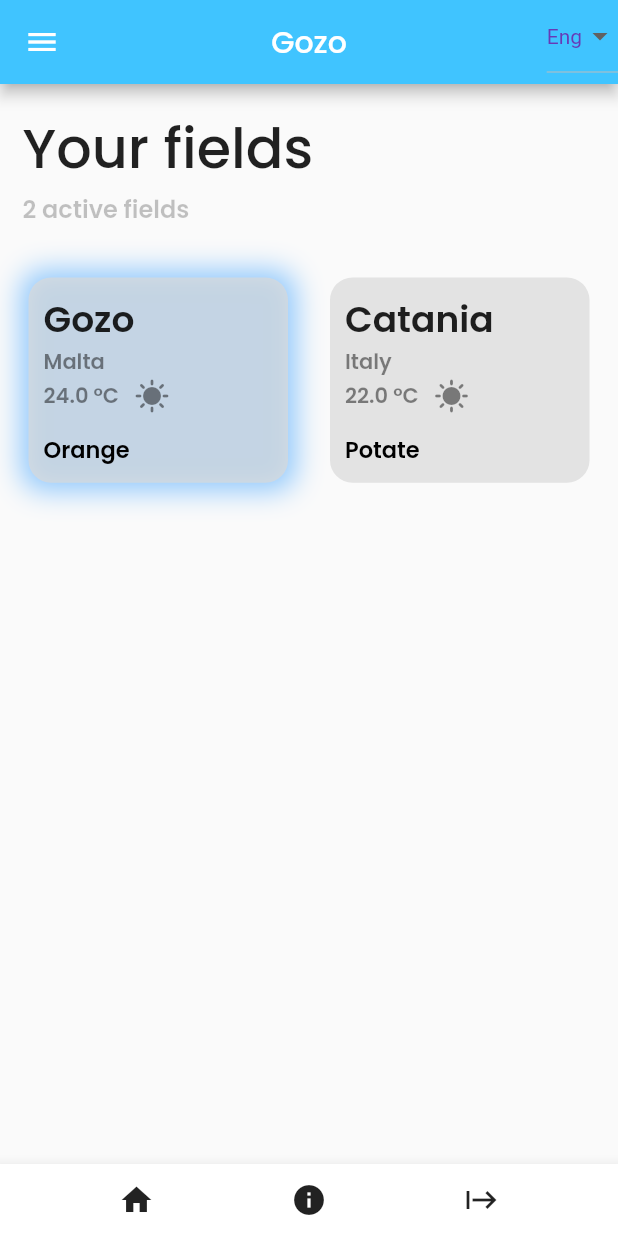
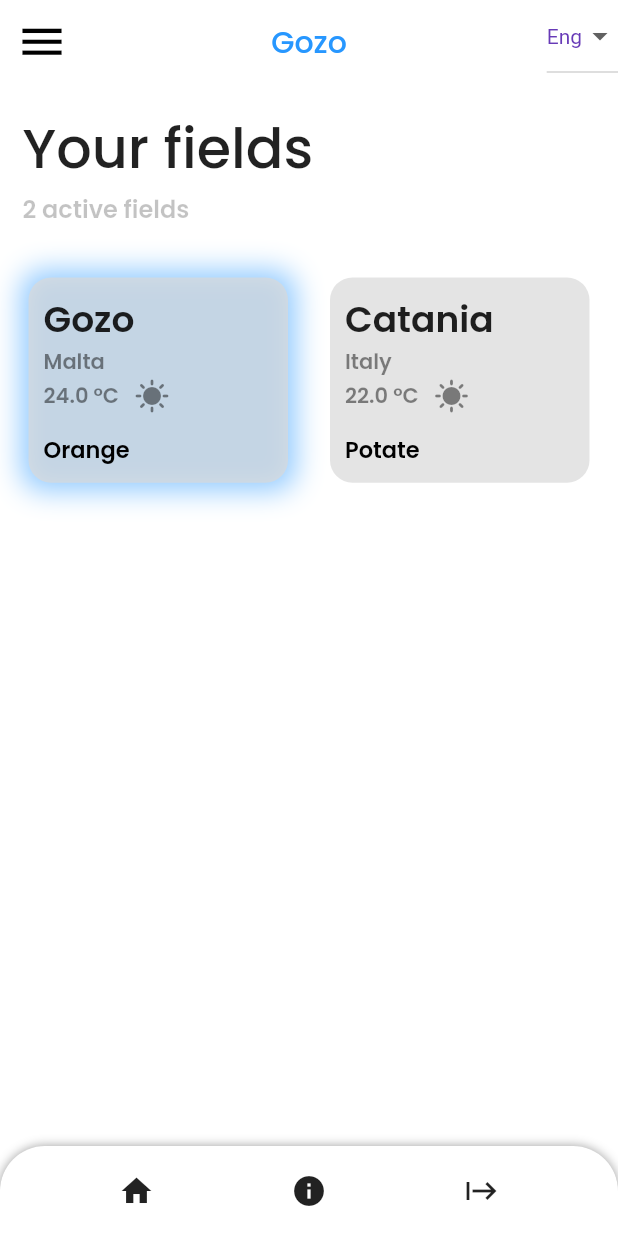
Before and after one commit to suleyman735/irrigoptimal, a Flutter app: the screen it shows after launch, after a tap on "Gozo", on a phone screen of 412 x 824 dp. Run offline on Flutter 3.47's test engine with Material 2 defaults, Android fonts, the phone set to English and light mode, and no system bars; our stand-ins replace syncfusion_flutter_charts; generated files the repository leaves out were written again.

Commit message:
new changes
new changes

```diff
--- a/lib/Screens/home_page.dart
+++ b/lib/Screens/home_page.dart
@@ -4,6 +4,7 @@ import 'package:flutter_localizations/flutter_localizations.dart';
 import 'package:flutter_gen/gen_l10n/app_localizations.dart';
 import 'package:irrigoptimal/Screens/field_information.dart';
 import 'package:irrigoptimal/Screens/infofield.dart';
+import 'package:irrigoptimal/Screens/irrigation_page.dart';
 import 'package:irrigoptimal/main.dart';
 
 import '../constant/field.dart';
@@ -24,9 +25,28 @@ const mariaName = 'Igla';
 class _MyHomePageState extends State<MyHomePage> {
   void goToStartPage() {
     print('start page');
+    Navigator.push(
+      context,
+      MaterialPageRoute(builder: (context) => IrrigationPage(title)),
+    );
   }
 
-  void goToHomePage() {
+  void goToHomePage(){
+
+    setState((){
+
+      title = 'Irrigoptimal';
+
+      isCardEnabled = [false, false, false];
+
+      navigationButtonAbilitation = {
+        Icons.home: 1,
+        Icons.info: 0,
+        Icons.start: 0,
+      };
+
+    });
+
     print('home page');
   }
 
@@ -73,7 +93,7 @@ class _MyHomePageState extends State<MyHomePage> {
   late double lastIrrigAmount;
   late double recemonedAmount;
 
-  final Map<IconData, int> navigationButtonAbilitation = {
+  Map<IconData, int> navigationButtonAbilitation = {
     Icons.home: 1,
     Icons.info: 0,
     Icons.start: 0,
@@ -119,6 +139,7 @@ class _MyHomePageState extends State<MyHomePage> {
     fields.add(Field('Catania', 'Italy', 22, '', '', 'Potate', 1000, 2000));
 
     return Scaffold(
+      backgroundColor: style.backgroundColor,
       appBar: buildAppBar(),
       drawer: Drawer(
         child: ListView(
@@ -229,22 +250,37 @@ class _MyHomePageState extends State<MyHomePage> {
         ),
       ),
       body: buildSingleChildScrollViewBodyPart(fields),
-      bottomNavigationBar: BottomAppBar(
+        bottomNavigationBar: Container(
+            decoration: const BoxDecoration(
+              borderRadius: BorderRadius.only(
+                  topRight: Radius.circular(30), topLeft: Radius.circular(30)),
+              boxShadow: [
+                BoxShadow(color: Colors.black38, spreadRadius: 0, blurRadius: 5),
+              ],
+            ),
+            child: ClipRRect(
+              borderRadius: const BorderRadius.only(
+                topLeft: Radius.circular(30.0),
+                topRight: Radius.circular(30.0),
+              ),
+              child: BottomAppBar(
                 child: Container(
+
+                  height: 60,
+
                   child: Row(
                     mainAxisAlignment: MainAxisAlignment.spaceEvenly,
                     children: navigationButtonAbilitation.entries.map((entry) {
-              // var w = Text(entry.value);
-              //doSomething(entry.key);
 
-              //var w = IconButton(onPressed: () {  }, icon: Icon(entry.key),);
-              var w = printIcon(entry.value, entry.key);
-              print(w);
+                      var w = printIcon(entry.value ,entry.key);
                       return w;
                     }).toList(),
+
                   ),
                 ),
               ),
+            )
+        )
     );
   }
 
@@ -386,8 +422,10 @@ class _MyHomePageState extends State<MyHomePage> {
 
   AppBar buildAppBar() {
     return AppBar(
-      backgroundColor: Colors.lightBlueAccent,
-      title: Text(title),
+      backgroundColor: style.backgroundColor,
+      elevation: 0,
+      iconTheme: const IconThemeData(color: Colors.black, size: 35),
+      title: Text(style: TextStyle(color: style.accentColor), title),
       centerTitle: true,
       actions: [
         DropdownButton<String>(
```
Lines whose indentation alone changed are shown as unchanged.
